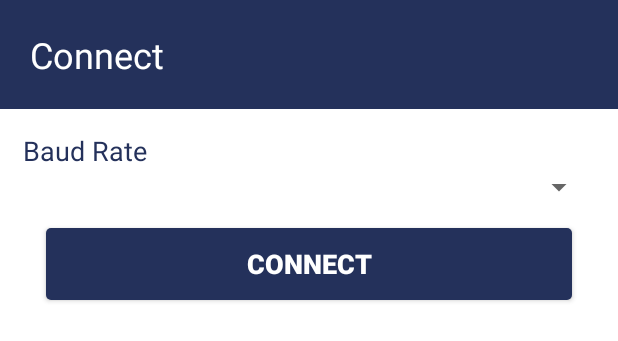
After one commit to axellageraldinc/android-gcs-gamaforce-2018, an Android app: the layout dialog_connect.xml on its own in the app's theme, with its tools: preview values and no code run, on a phone screen of 412 x 824 dp. The commit adds this screen. Shown: the top 341 px of the screen. Run offline under Robolectric (Android 15) with nearby library versions, the phone set to English and light mode, and no system bars.

Commit message:
UI FINISHED with no text view in attitude

```diff
--- /dev/null
+++ b/app/src/main/res/layout/dialog_connect.xml
@@ -0,0 +1,54 @@
+<?xml version="1.0" encoding="utf-8"?>
+<LinearLayout xmlns:android="http://schemas.android.com/apk/res/android"
+    android:layout_width="match_parent"
+    android:layout_height="wrap_content"
+    android:background="@color/colorPrimary"
+    android:gravity="center"
+    android:orientation="vertical">
+
+    <TextView
+        android:id="@+id/textView"
+        android:layout_width="match_parent"
+        android:layout_height="wrap_content"
+        android:layout_margin="20dp"
+        android:text="Connect"
+        android:textColor="@color/colorBackground"
+        android:textSize="24sp" />
+
+    <LinearLayout
+        android:layout_width="match_parent"
+        android:layout_height="wrap_content"
+        android:layout_weight="1"
+        android:background="@color/colorBackground"
+        android:orientation="vertical"
+        android:padding="15dp">
+
+        <TextView
+            android:id="@+id/textView2"
+            android:layout_width="match_parent"
+            android:layout_height="wrap_content"
+            android:text="Baud Rate"
+            android:textColor="@color/colorPrimary"
+            android:textSize="18sp" />
+
+        <Spinner
+            android:id="@+id/spinner"
+            android:layout_width="match_parent"
+            android:layout_height="wrap_content" />
+
+        <Button
+            android:id="@+id/button_connect"
+            android:layout_width="match_parent"
+            android:layout_height="wrap_content"
+            android:layout_margin="15dp"
+            android:background="@drawable/button_primary"
+            android:text="Connect"
+            android:textColor="@color/colorBackground"
+            android:textSize="18sp"
+            android:textStyle="bold" />
+
+    </LinearLayout>
+
+
+
+</LinearLayout>
--- /dev/null
+++ b/app/src/main/res/values/dimens.xml
@@ -0,0 +1,6 @@
+<resources>
+    <!-- Default screen margins, per the Android Design guidelines. -->
+    <dimen name="activity_horizontal_margin">16dp</dimen>
+    <dimen name="activity_vertical_margin">16dp</dimen>
+    <dimen name="fab_margin">16dp</dimen>
+</resources>
```
Also changed, not shown: app/src/main/java/gamaforce/gcs/com/gcsgamaforce2018android/MainActivity.java (+62 -0 lines), app/src/main/res/layout/app_bar_main.xml (+8 -8 lines), app/src/main/res/menu/main_menu.xml (added, +10 -0 lines), app/src/main/res/values/strings.xml (+12 -0 lines).
